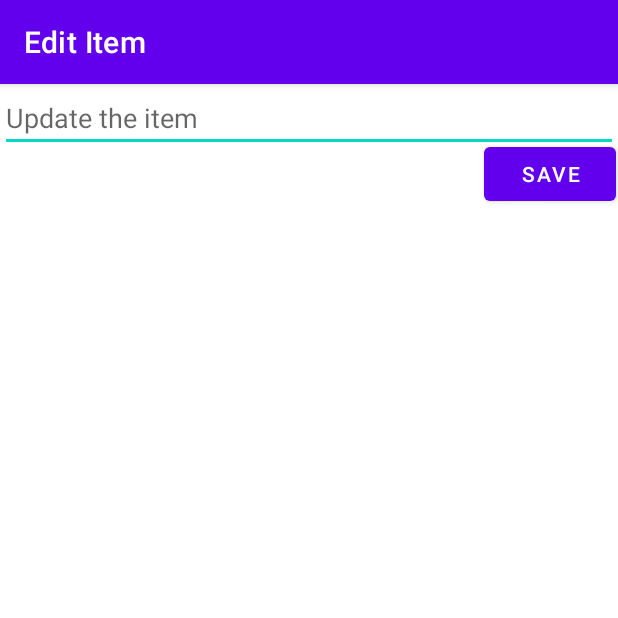
After one commit to plsBoost/CodePath-Pre-Work, an Android app: the EditActivity screen opened directly, with no data from a screen before it, on a phone screen of 412 x 824 dp, the top half of it. The commit adds this screen. Run offline under Robolectric (Android 15) with nearby library versions, the phone set to English and light mode, and no system bars.

Commit message:
Final Commit.

```diff
--- a/app/build.gradle
+++ b/app/build.gradle
@@ -35,4 +35,5 @@ dependencies {
     testImplementation 'junit:junit:4.+'
     androidTestImplementation 'androidx.test.ext:junit:1.1.3'
     androidTestImplementation 'androidx.test.espresso:espresso-core:3.4.0'
+    implementation 'commons-io:commons-io:2.11.0'
 }
--- a/app/src/main/AndroidManifest.xml
+++ b/app/src/main/AndroidManifest.xml
@@ -10,6 +10,9 @@
         android:supportsRtl="true"
         android:theme="@style/Theme.SimpleTodo">
         <activity
+            android:name=".EditActivity"
+            android:exported="true" />
+        <activity
             android:name=".MainActivity"
             android:exported="true">
             <intent-filter>
--- /dev/null
+++ b/app/src/main/java/com/example/simpletodo/EditActivity.java
@@ -0,0 +1,29 @@
+package com.example.simpletodo;
+
+import androidx.appcompat.app.AppCompatActivity;
+
+import android.os.Bundle;
+import android.widget.Button;
+import android.widget.EditText;
+
+import java.util.Objects;
+
+public class EditActivity extends AppCompatActivity {
+
+    EditText etItem;
+    Button btnSave;
+
+
+    @Override
+    protected void onCreate(Bundle savedInstanceState) {
+        super.onCreate(savedInstanceState);
+        setContentView(R.layout.activity_edit);
+
+        etItem = findViewById(R.id.etItem);
+        btnSave = findViewById(R.id.btnSave);
+
+        Objects.requireNonNull(getSupportActionBar()).setTitle("Edit Item");
+
+
+    }
+}
--- /dev/null
+++ b/app/src/main/res/layout/activity_edit.xml
@@ -0,0 +1,32 @@
+<?xml version="1.0" encoding="utf-8"?>
+<RelativeLayout
+    xmlns:android="http://schemas.android.com/apk/res/android"
+    xmlns:app="http://schemas.android.com/apk/res-auto"
+    xmlns:tools="http://schemas.android.com/tools"
+    android:layout_width="match_parent"
+    android:layout_height="match_parent"
+    tools:context=".EditActivity">
+
+    <EditText
+        android:id="@+id/editTextTextPersonName"
+        android:layout_width="match_parent"
+        android:layout_height="wrap_content"
+        android:layout_alignParentStart="true"
+        android:layout_alignParentTop="true"
+        android:layout_marginStart="0dp"
+        android:layout_marginTop="0dp"
+        android:ems="10"
+        android:hint="Update the item"
+        android:inputType="none" />
+
+    <Button
+        android:id="@+id/btnSave"
+        android:layout_width="wrap_content"
+        android:layout_height="wrap_content"
+        android:layout_below="@+id/editTextTextPersonName"
+        android:layout_alignParentTop="true"
+        android:layout_alignParentEnd="true"
+        android:layout_marginTop="36dp"
+        android:layout_marginEnd="1dp"
+        android:text="Save" />
+</RelativeLayout>
```
Also changed, not shown: app/src/main/java/com/example/simpletodo/ItemsAdapter.java (+35 -3 lines), app/src/main/java/com/example/simpletodo/MainActivity.java (+79 -7 lines), 1 other file.
